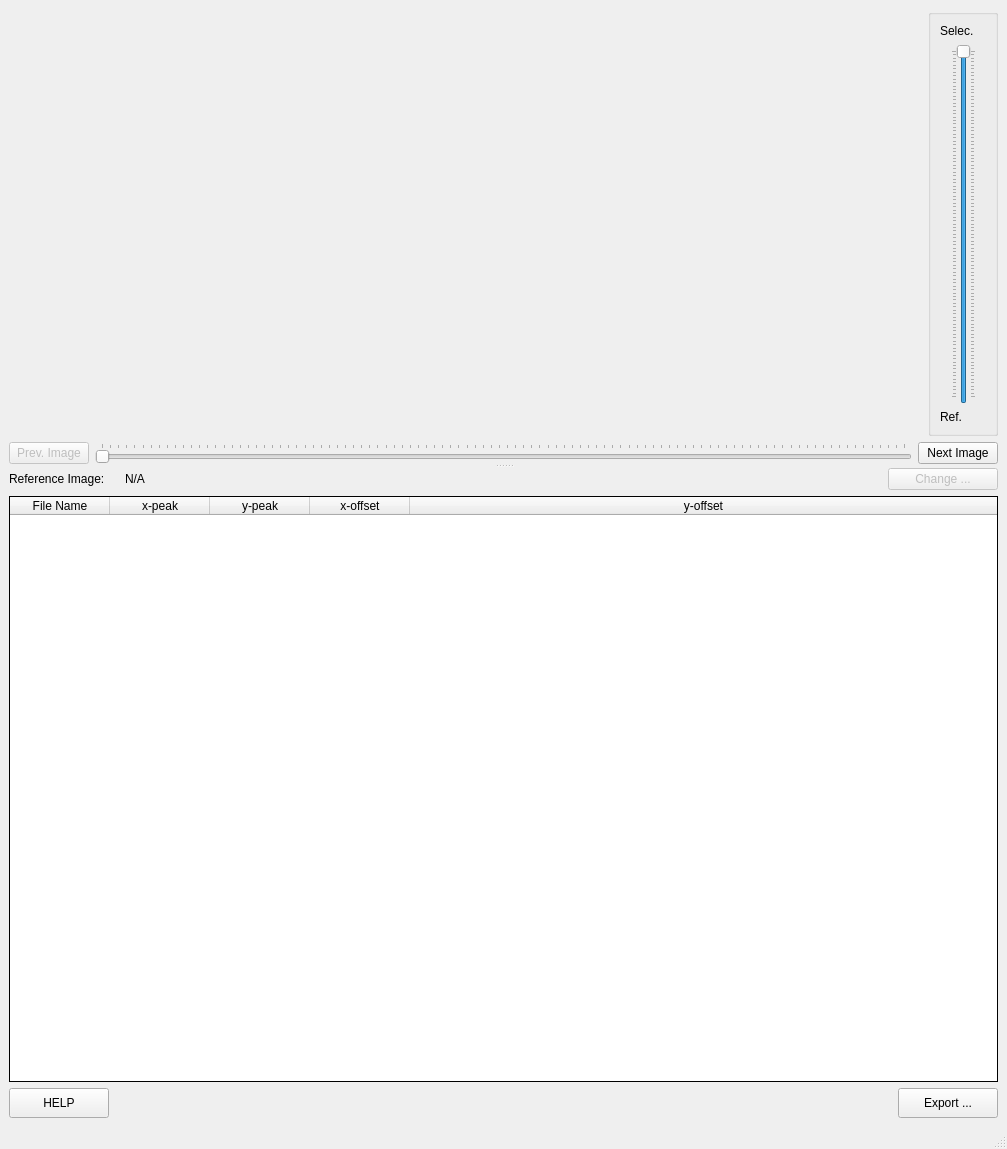
neutronimaging/python_notebooks, file ui/ui_registration_profile.ui: the form before one commit.
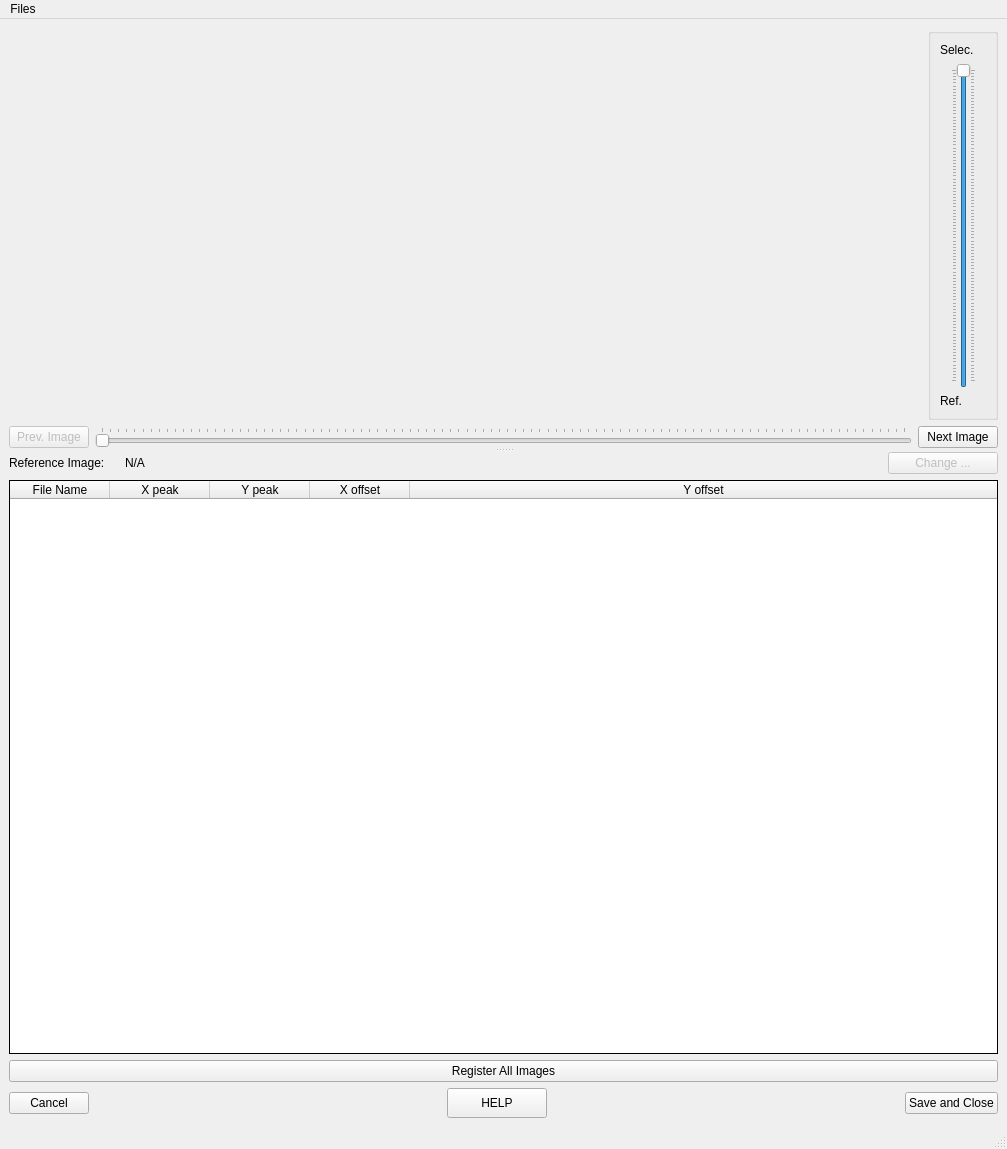
The form after the commit.

Commit message: started to build ui and connect widgets

Diff of the .ui file:
```diff
--- a/ui/ui_registration_profile.ui
+++ b/ui/ui_registration_profile.ui
@@ -259,28 +259,55 @@
            </column>
            <column>
             <property name="text">
-             <string>x-peak</string>
+             <string>X peak</string>
             </property>
            </column>
            <column>
             <property name="text">
-             <string>y-peak</string>
+             <string>Y peak</string>
             </property>
            </column>
            <column>
             <property name="text">
-             <string>x-offset</string>
+             <string>X offset</string>
             </property>
            </column>
            <column>
             <property name="text">
-             <string>y-offset</string>
+             <string>Y offset</string>
             </property>
            </column>
           </widget>
          </item>
+         <item>
+          <widget class="QPushButton" name="registered_all_images_button">
+           <property name="text">
+            <string>Register All Images</string>
+           </property>
+          </widget>
+         </item>
          <item>
           <layout class="QHBoxLayout" name="horizontalLayout">
+           <item>
+            <widget class="QPushButton" name="cancel_button">
+             <property name="text">
+              <string>Cancel</string>
+             </property>
+            </widget>
+           </item>
+           <item>
+            <spacer name="horizontalSpacer_2">
+             <property name="orientation">
+              <enum>Qt::Horizontal</enum>
+             </property>
+             <property name="sizeHint" stdset="0">
+              <size>
+               <width>40</width>
+               <height>20</height>
+              </size>
+             </property>
+            </spacer>
+           </item>
            <item>
             <widget class="QPushButton" name="help_button">
              <property name="minimumSize">
@@ -307,28 +334,16 @@
              </property>
              <property name="sizeHint" stdset="0">
               <size>
-               <width>408</width>
+               <width>40</width>
                <height>20</height>
               </size>
              </property>
             </spacer>
            </item>
            <item>
-            <widget class="QPushButton" name="export_button">
-             <property name="minimumSize">
-              <size>
-               <width>100</width>
-               <height>30</height>
-              </size>
-             </property>
-             <property name="maximumSize">
-              <size>
-               <width>100</width>
-               <height>30</height>
-              </size>
-             </property>
+            <widget class="QPushButton" name="save_and_close_button">
              <property name="text">
-              <string>Export ...</string>
+              <string>Save and Close</string>
              </property>
             </widget>
            </item>
@@ -350,6 +365,13 @@
      <height>22</height>
     </rect>
    </property>
+   <widget class="QMenu" name="menuFiles">
+    <property name="title">
+     <string>Files</string>
+    </property>
+    <addaction name="actionExport_Images"/>
+   </widget>
+   <addaction name="menuFiles"/>
   </widget>
   <widget class="QStatusBar" name="statusbar"/>
   <action name="actionExport_Profile">
```
Left out of the diff: 163 changed lines with no effect on the pictures. The commit also changes 3 other files.
